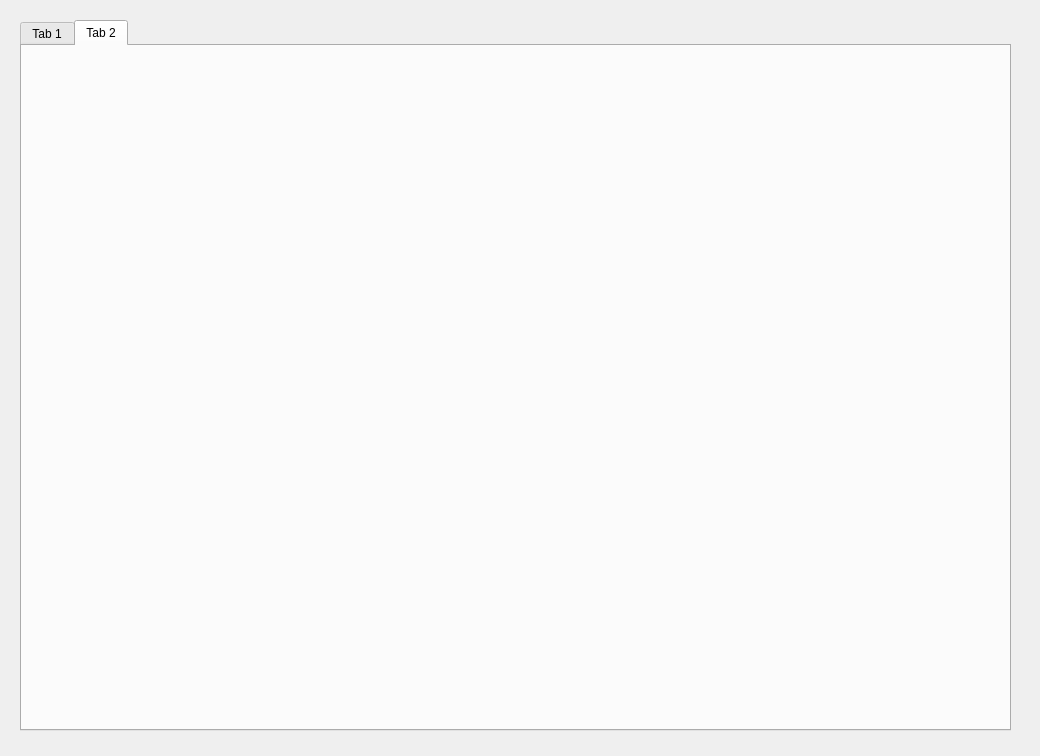
Above: FestiClicB/accueil.ui from FestiClic/Fclic before the change. Below: the same form after it.
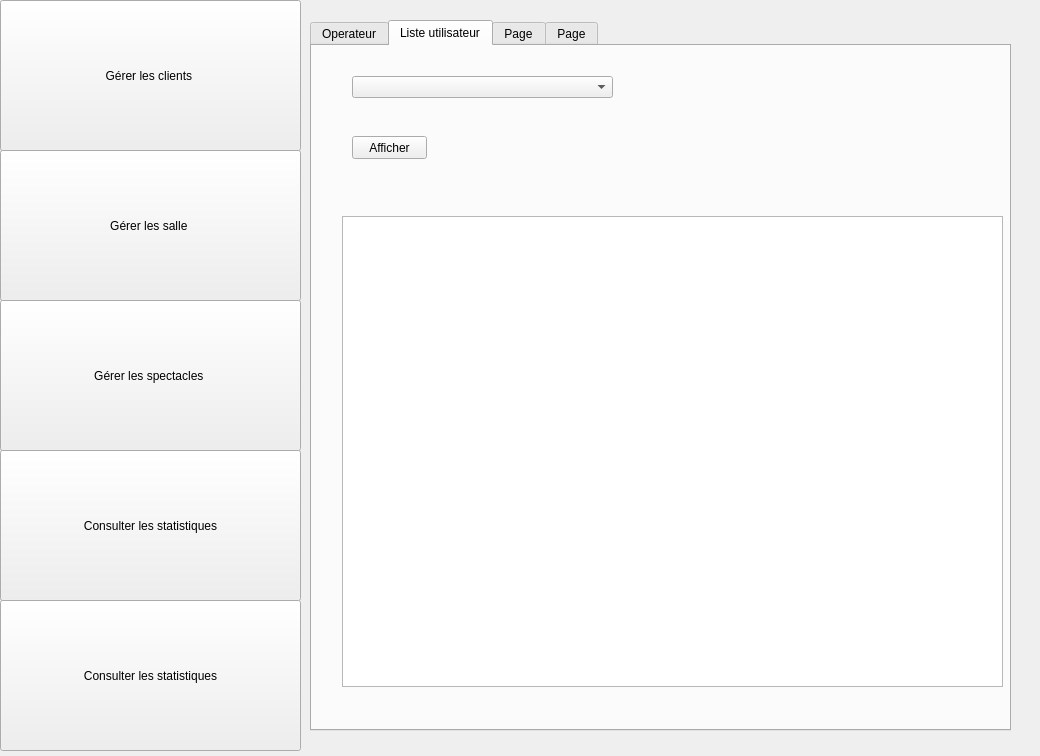
That is the form after the change. The open tabs and pages were chosen to show the change.

Commit message: affichage dans une TableView + comboBox a finir

```diff
--- a/FestiClicB/accueil.ui
+++ b/FestiClicB/accueil.ui
@@ -16,15 +16,30 @@
   <widget class="QTabWidget" name="tabWidget">
    <property name="geometry">
     <rect>
-     <x>20</x>
+     <x>310</x>
      <y>20</y>
-     <width>991</width>
+     <width>701</width>
      <height>711</height>
     </rect>
    </property>
+   <property name="layoutDirection">
+    <enum>Qt::LeftToRight</enum>
+   </property>
+   <property name="tabPosition">
+    <enum>QTabWidget::North</enum>
+   </property>
+   <property name="currentIndex">
+    <number>0</number>
+   </property>
+   <property name="usesScrollButtons">
+    <bool>true</bool>
+   </property>
+   <property name="documentMode">
+    <bool>false</bool>
+   </property>
    <widget class="QWidget" name="tab">
     <attribute name="title">
-     <string>Tab 1</string>
+     <string>Operateur</string>
     </attribute>
     <widget class="QLabel" name="aLabEtat">
      <property name="geometry">
@@ -128,9 +143,117 @@
    </widget>
    <widget class="QWidget" name="tab_2">
     <attribute name="title">
-     <string>Tab 2</string>
+     <string>Liste utilisateur</string>
     </attribute>
+    <widget class="QTableView" name="a2TabView">
+     <property name="geometry">
+      <rect>
+       <x>30</x>
+       <y>170</y>
+       <width>661</width>
+       <height>471</height>
+      </rect>
+     </property>
+    </widget>
+    <widget class="QPushButton" name="a2BtnAfficher">
+     <property name="geometry">
+      <rect>
+       <x>40</x>
+       <y>90</y>
+       <width>75</width>
+       <height>23</height>
+      </rect>
+     </property>
+     <property name="text">
+      <string>Afficher</string>
+     </property>
+    </widget>
+    <widget class="QComboBox" name="a2CBox">
+     <property name="geometry">
+      <rect>
+       <x>40</x>
+       <y>30</y>
+       <width>261</width>
+       <height>22</height>
+      </rect>
+     </property>
+    </widget>
    </widget>
+   <widget class="QWidget" name="tab_3">
+    <attribute name="title">
+     <string>Page</string>
+    </attribute>
+   </widget>
+   <widget class="QWidget" name="tab_4">
+    <attribute name="title">
+     <string>Page</string>
+    </attribute>
+   </widget>
+  </widget>
+  <widget class="QPushButton" name="pushButton">
+   <property name="geometry">
+    <rect>
+     <x>0</x>
+     <y>0</y>
+     <width>301</width>
+     <height>151</height>
+    </rect>
+   </property>
+   <property name="text">
+    <string>Gérer les clients </string>
+   </property>
+  </widget>
+  <widget class="QPushButton" name="pushButton_2">
+   <property name="geometry">
+    <rect>
+     <x>0</x>
+     <y>150</y>
+     <width>301</width>
+     <height>151</height>
+    </rect>
+   </property>
+   <property name="text">
+    <string>Gérer les salle </string>
+   </property>
+  </widget>
+  <widget class="QPushButton" name="pushButton_3">
+   <property name="geometry">
+    <rect>
+     <x>0</x>
+     <y>300</y>
+     <width>301</width>
+     <height>151</height>
+    </rect>
+   </property>
+   <property name="text">
+    <string>Gérer les spectacles </string>
+   </property>
+  </widget>
+  <widget class="QPushButton" name="pushButton_4">
+   <property name="geometry">
+    <rect>
+     <x>0</x>
+     <y>450</y>
+     <width>301</width>
+     <height>151</height>
+    </rect>
+   </property>
+   <property name="text">
+    <string>Consulter les statistiques</string>
+   </property>
+  </widget>
+  <widget class="QPushButton" name="pushButton_5">
+   <property name="geometry">
+    <rect>
+     <x>0</x>
+     <y>600</y>
+     <width>301</width>
+     <height>151</height>
+    </rect>
+   </property>
+   <property name="text">
+    <string>Consulter les statistiques</string>
+   </property>
   </widget>
  </widget>
  <resources/>
```
The commit also changes 10 other files.
